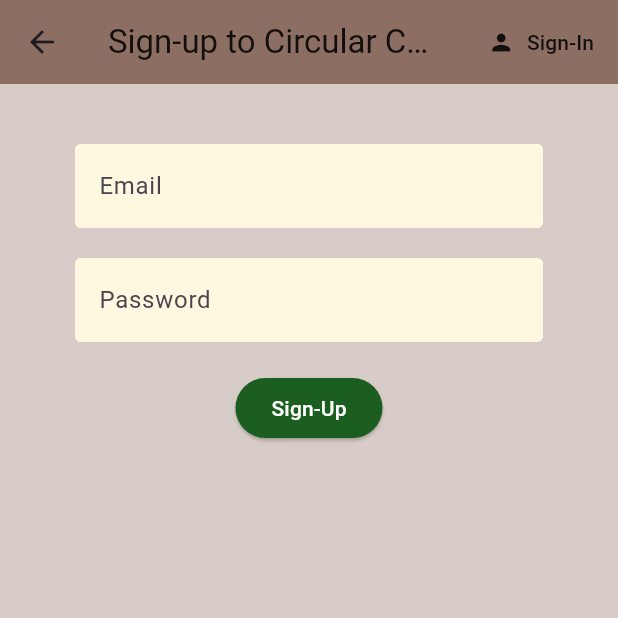
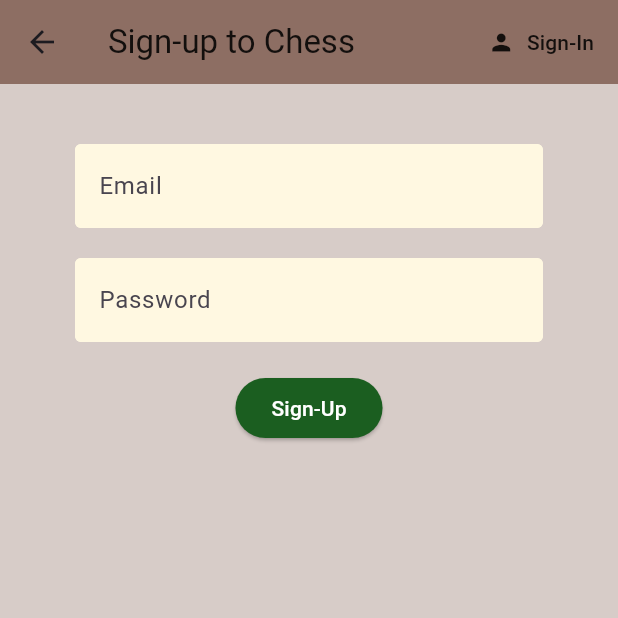
Before and after one commit to PrettyBoyFlacko/CircularChess, a Flutter app: the Register screen opened directly, on a phone screen of 412 x 824 dp, the top half of it. Run offline on Flutter 3.47's test engine with Material 3 defaults, Android fonts, the light colour scheme and no system bars; our stand-ins replace cloud_firestore, firebase_auth, firebase_core, flutter_spinkit; missing offline and left inert: flutter_chess_board; accounts and stored records are empty.

Commit message:
updated the authenticate and home files

```diff
--- a/lib/screens/authenticate/register.dart
+++ b/lib/screens/authenticate/register.dart
@@ -30,7 +30,7 @@ class _RegisterState extends State<Register> {
       appBar: AppBar(
         backgroundColor: Colors.brown[400],
         elevation: 0.0,
-        title: Text('Sign-up to Circular Chess',
+        title: Text('Sign-up to Chess',
             style: TextStyle(color: Colors.black87)),
         actions: <Widget>[
           TextButton.icon(
--- a/lib/screens/authenticate/sign_in.dart
+++ b/lib/screens/authenticate/sign_in.dart
@@ -32,7 +32,7 @@ class _SignInState extends State<SignIn> {
       appBar: AppBar(
         backgroundColor: Colors.brown[400],
         elevation: 0.0,
-        title: Text('Sign-In To Circular Chess',
+        title: Text('Sign-In To Chess',
             style: TextStyle(color: Colors.black87)),
         actions: <Widget>[
           TextButton.icon(
--- a/lib/screens/home/home.dart
+++ b/lib/screens/home/home.dart
@@ -22,7 +22,7 @@ class Home extends StatelessWidget {
     return Scaffold(
       backgroundColor: Colors.brown[100],
       appBar: AppBar(
-        title: Text('Circular Chess'),
+        title: Text('Chess'),
         backgroundColor: Colors.brown[400],
         elevation: 0.0,
         actions: <Widget>[
```
